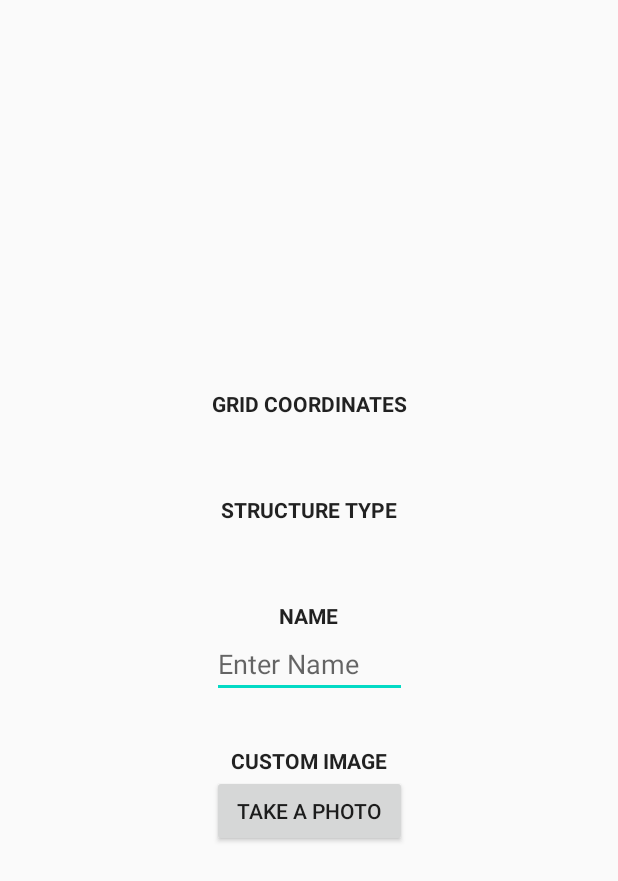
After one commit to Alecadabra/MAD, an Android app: the layout activity_details.xml on its own in the app's theme, with its tools: preview values and no code run, on a phone screen of 412 x 824 dp. The commit adds this screen. Shown: the top 881 px of the screen. Run offline under Robolectric (Android 15) with nearby library versions, the phone set to English and light mode, and no system bars.

Commit message:
Implemented demolition and work on details screen

```diff
--- a/Assignment 2/app/src/main/java/com/alec/mad/assignment2/model/Structure.kt
+++ b/Assignment 2/app/src/main/java/com/alec/mad/assignment2/model/Structure.kt
@@ -1,14 +1,16 @@
 package com.alec.mad.assignment2.model
 
 import android.graphics.Bitmap
+import android.os.Parcelable
 import android.widget.ImageView
 import androidx.annotation.DrawableRes
+import kotlinx.android.parcel.Parcelize
 import java.util.Locale
 
 sealed class Structure(
     val type: StructureType,
     var name: String = type.toString()
-) {
+)  {
     abstract fun drawImageTo(view: ImageView)
 }
 
--- /dev/null
+++ b/Assignment 2/app/src/main/res/layout/activity_details.xml
@@ -0,0 +1,96 @@
+<?xml version="1.0" encoding="utf-8"?>
+<androidx.constraintlayout.widget.ConstraintLayout xmlns:android="http://schemas.android.com/apk/res/android"
+    xmlns:app="http://schemas.android.com/apk/res-auto"
+    xmlns:tools="http://schemas.android.com/tools"
+    android:layout_width="match_parent"
+    android:layout_height="match_parent"
+    tools:context=".view.activity.DetailsActivity">
+
+    <LinearLayout
+        android:layout_width="wrap_content"
+        android:layout_height="wrap_content"
+        android:orientation="vertical"
+        app:layout_constraintTop_toTopOf="parent"
+        app:layout_constraintBottom_toBottomOf="parent"
+        app:layout_constraintStart_toStartOf="parent"
+        app:layout_constraintEnd_toEndOf="parent"
+        tools:ignore="HardcodedText"
+        android:padding="16dp">
+
+        <TextView
+            android:id="@+id/detailsActivityGridCoordsTitle"
+            android:layout_width="wrap_content"
+            android:layout_height="wrap_content"
+            android:text="Grid Coordinates"
+            android:textAllCaps="true"
+            android:textAppearance="@style/TextAppearance.AppCompat.Body1"
+            android:textStyle="bold"
+            android:layout_gravity="center"/>
+
+        <TextView
+            android:id="@+id/detailsActivityGridCoordsValue"
+            android:layout_width="match_parent"
+            android:layout_height="wrap_content"
+            android:layout_marginBottom="32dp"/>
+
+        <!-- ======================================================================== -->
+
+        <TextView
+            android:id="@+id/detailsActivityStructureTypeTitle"
+            android:layout_width="wrap_content"
+            android:layout_height="wrap_content"
+            android:text="Structure Type"
+            android:textAllCaps="true"
+            android:textAppearance="@style/TextAppearance.AppCompat.Body1"
+            android:textStyle="bold"
+            android:layout_gravity="center"/>
+
+        <TextView
+            android:id="@+id/detailsActivityStructureTypeValue"
+            android:layout_width="match_parent"
+            android:layout_height="wrap_content"
+            android:layout_marginBottom="32dp"/>
+
+        <!-- ======================================================================== -->
+
+        <TextView
+            android:id="@+id/detailsActivityNameTitle"
+            android:layout_width="wrap_content"
+            android:layout_height="wrap_content"
+            android:text="Name"
+            android:textAllCaps="true"
+            android:textAppearance="@style/TextAppearance.AppCompat.Body1"
+            android:textStyle="bold"
+            android:layout_gravity="center"/>
+
+        <EditText
+            android:id="@+id/detailsActivityNameValue"
+            style="@style/Widget.AppCompat.EditText"
+            android:layout_width="match_parent"
+            android:layout_height="wrap_content"
+            android:autofillHints="Set name"
+            android:hint="Enter Name"
+            android:inputType="text"
+            android:layout_marginBottom="32dp" />
+
+        <!-- ======================================================================== -->
+
+        <TextView
+            android:id="@+id/detailsActivityPhotoTitle"
+            android:layout_width="wrap_content"
+            android:layout_height="wrap_content"
+            android:text="Custom Image"
+            android:textAllCaps="true"
+            android:textAppearance="@style/TextAppearance.AppCompat.Body1"
+            android:textStyle="bold"
+            android:layout_gravity="center"/>
+
+        <Button
+            android:id="@+id/detailsActivityPhotoButton"
+            android:layout_width="match_parent"
+            android:layout_height="wrap_content"
+            android:text="Take a photo" />
+
+    </LinearLayout>
+
+</androidx.constraintlayout.widget.ConstraintLayout>
--- a/Assignment 2/app/src/main/res/layout/activity_map.xml
+++ b/Assignment 2/app/src/main/res/layout/activity_map.xml
@@ -36,6 +36,7 @@
         android:layout_marginLeft="16dp"
         android:layout_marginBottom="16dp"
         android:gravity="center_vertical"
+        android:clickable="false"
         android:text="Selected Tool\nBuild - Residential"
         android:textSize="12sp"
         app:layout_constraintBottom_toTopOf="@+id/mapActivityToolFrame"
--- a/Assignment 2/app/src/main/res/layout/fragment_build_tool.xml
+++ b/Assignment 2/app/src/main/res/layout/fragment_build_tool.xml
@@ -4,7 +4,7 @@
     xmlns:tools="http://schemas.android.com/tools"
     android:layout_width="match_parent"
     android:layout_height="wrap_content"
-    tools:context=".view.fragment.BuildToolFragment">
+    tools:context=".view.fragment.tool.BuildToolFragment">
 
     <TextView
         android:id="@+id/buildToolTitle"
--- a/Assignment 2/app/src/main/res/layout/fragment_map_tile.xml
+++ b/Assignment 2/app/src/main/res/layout/fragment_map_tile.xml
@@ -2,9 +2,11 @@
 <androidx.constraintlayout.widget.ConstraintLayout xmlns:android="http://schemas.android.com/apk/res/android"
     xmlns:tools="http://schemas.android.com/tools"
     xmlns:app="http://schemas.android.com/apk/res-auto"
+    android:clickable="true"
     tools:ignore="ContentDescription"
     android:layout_width="wrap_content"
-    android:layout_height="wrap_content">
+    android:layout_height="wrap_content"
+    android:focusable="true">
 
     <ImageView
         android:id="@+id/mapTileBgImage"
--- a/Assignment 2/app/src/main/res/layout/fragment_simple_tool.xml
+++ b/Assignment 2/app/src/main/res/layout/fragment_simple_tool.xml
@@ -4,7 +4,7 @@
     android:layout_width="match_parent"
     android:layout_height="match_parent"
     xmlns:app="http://schemas.android.com/apk/res-auto"
-    tools:context=".view.fragment.SimpleToolFragment">
+    tools:context=".view.fragment.tool.SimpleToolFragment">
 
     <TextView
         android:id="@+id/simpleToolText"
--- a/Assignment 2/app/src/main/res/values/strings.xml
+++ b/Assignment 2/app/src/main/res/values/strings.xml
@@ -1,5 +1,3 @@
 <resources>
-    <string name="app_name">Assignment 2</string>
-    <!-- TODO: Remove or change this placeholder text -->
-    <string name="hello_blank_fragment">Hello blank fragment</string>
+    <string name="app_name">City Sim</string>
 </resources>
```
Also changed, not shown: Assignment 2/app/src/main/AndroidManifest.xml (+7 -2 lines), Assignment 2/app/src/main/java/com/alec/mad/assignment2/controller/BuildIntent.kt (added, +73 -0 lines), Assignment 2/app/src/main/java/com/alec/mad/assignment2/model/GameData.kt (+25 -1 lines), Assignment 2/app/src/main/java/com/alec/mad/assignment2/view/activity/DetailsActivity.kt (added, +103 -0 lines), Assignment 2/app/src/main/java/com/alec/mad/assignment2/view/activity/MapActivity.kt (+13 -17 lines), Assignment 2/app/src/main/java/com/alec/mad/assignment2/view/fragment/MapTileGridFragment.kt (+23 -3 lines), Assignment 2/app/src/main/java/com/alec/mad/assignment2/view/fragment/tool/BuildToolFragment.kt (renamed from Assignment 2/app/src/main/java/com/alec/mad/assignment2/view/fragment/BuildToolFragment.kt, +39 -8 lines), Assignment 2/app/src/main/java/com/alec/mad/assignment2/view/fragment/tool/SimpleToolFragment.kt (renamed from Assignment 2/app/src/main/java/com/alec/mad/assignment2/view/fragment/SimpleToolFragment.kt, +3 -5 lines).
